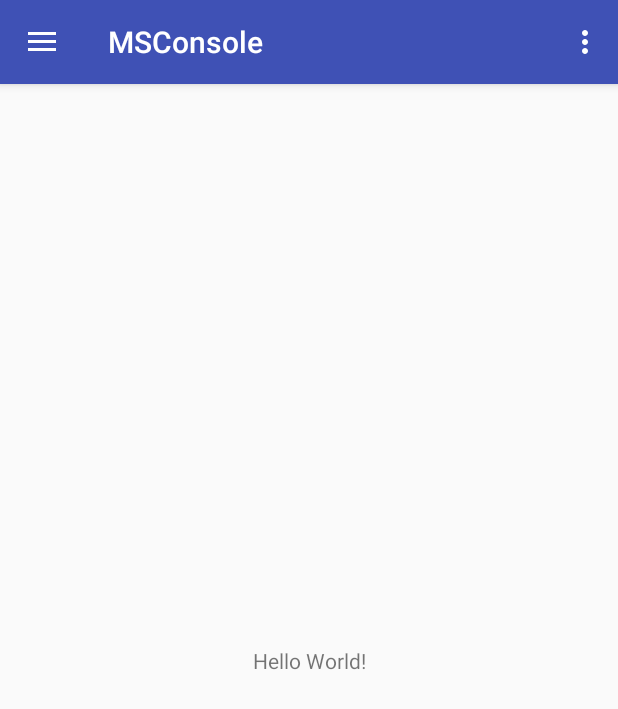
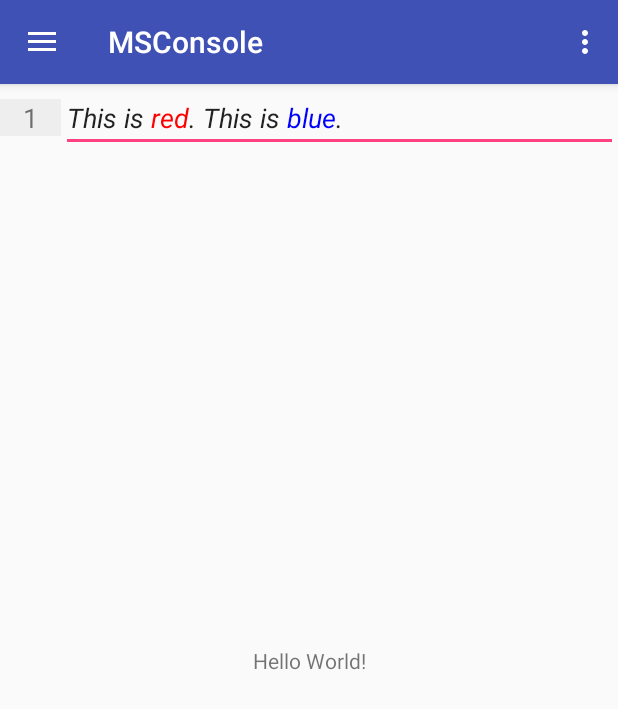
Before and after one commit to MenozziD/MSConsole, an Android app: the screen it shows after launch (MainActivity), on a phone screen of 412 x 824 dp. Shown: the top 709 px of the screen. Run offline under Robolectric (Android 15) with nearby library versions, the phone set to English and light mode, and no system bars.

Commit message:
Commit 08/10/2018
Layout Editor:
EditText Scrollable + highline parole riservate shell + highline commenti su riga singola + riallocazione cursore
toolbar sotto bianca tasti ancora da mettere

```diff
--- /dev/null
+++ b/app/src/main/java/console/ms/com/msconsole/AscoltatoreEditor.java
@@ -0,0 +1,14 @@
+package console.ms.com.msconsole;
+
+import android.view.View;
+import android.widget.EditText;
+
+public class AscoltatoreEditor implements View.OnClickListener {
+
+
+    @Override
+    public void onClick(View v) {
+
+
+    }
+}
--- a/app/src/main/java/console/ms/com/msconsole/MainActivity.java
+++ b/app/src/main/java/console/ms/com/msconsole/MainActivity.java
@@ -1,8 +1,15 @@
 package console.ms.com.msconsole;
 
+import android.graphics.Color;
 import android.os.Bundle;
 import android.support.design.widget.FloatingActionButton;
 import android.support.design.widget.Snackbar;
+import android.text.Editable;
+import android.text.Html;
+import android.text.Spannable;
+import android.text.SpannableString;
+import android.text.TextWatcher;
+import android.text.style.ForegroundColorSpan;
 import android.view.View;
 import android.support.design.widget.NavigationView;
 import android.support.v4.view.GravityCompat;
@@ -12,10 +19,29 @@ import android.support.v7.app.AppCompatActivity;
 import android.support.v7.widget.Toolbar;
 import android.view.Menu;
 import android.view.MenuItem;
+import android.widget.Button;
+import android.widget.EditText;
+import android.widget.GridLayout;
 import android.widget.LinearLayout;
+import android.widget.TextView;
+import android.widget.Toast;
+
+import java.util.Arrays;
+import java.util.List;
+
 
 public class MainActivity extends AppCompatActivity
         implements NavigationView.OnNavigationItemSelectedListener {
+
+
+    /* NOTE */
+    private EditText tNoteIn;
+    private EditText tNoteName;
+
+
+    /* NOTE */
+    public EditText gettNoteIn() {return tNoteIn; }
+    public EditText gettNoteName(){return tNoteName; }
 
     private DrawerLayout drawer;
 
@@ -34,6 +60,107 @@ public class MainActivity extends AppCompatActivity
 
         NavigationView navigationView = findViewById(R.id.nav_view);
         navigationView.setNavigationItemSelectedListener(this);
+
+
+        /* EDITOR */
+
+        final TextView lNoteRow=findViewById(R.id.lNoteRow);
+        tNoteIn=findViewById(R.id.tNoteIn);
+        String text = "<i>This is <font color='red'>red</font>. This is <font color='blue'>blue</font>.</i>";
+        tNoteIn.setText(Html.fromHtml(text), TextView.BufferType.SPANNABLE);
+        tNoteIn.addTextChangedListener(new TextWatcher() {
+
+            private int oldLen=0;
+            /*  Flag modifiche per evitare loop infinito
+             *   vedi: https://developer.android.com/reference/android/text/TextWatcher#afterTextChanged(android.text.Editable)
+             */
+            private boolean modify=false;
+            private int textCurPosition=0;
+            private int textStartLen=0;
+
+
+            @Override
+            public void beforeTextChanged(CharSequence s, int start, int count, int after) {
+                textCurPosition=tNoteIn.getSelectionStart();
+            }
+
+            @Override
+            public void onTextChanged(CharSequence s, int start, int before, int count) {
+                int lines = tNoteIn.getLineCount();
+                String tlines = "";
+                for( int x= 1; x<= lines; x++ ) { tlines=tlines + x + "\n"; }
+                lNoteRow.setText(tlines);
+            }
+
+            @Override
+            public void afterTextChanged(Editable s) {
+                if (tNoteIn.getText().length() != oldLen && modify==false)
+                {
+
+                    modify=true;
+
+
+                    String text=tNoteIn.getText().toString();
+                    List<String> myArrayList = Arrays.asList(getResources().getStringArray(R.array.sh_reserved_words));
+
+                    if (tNoteIn.length()>0) {
+
+                        //Per le parole chiave
+                        for (int x = 0; x <= myArrayList.size() - 1; x++) {
+                            text = text.replace(myArrayList.get(x).toString(), "<strong>" + "<font color='green'>" + myArrayList.get(x).toString() + "</font>" + "</strong>");
+                        }
+                        //Per le stringhe
+                        /*
+                        int chrCount=0;
+
+                        for (int y=0;y<=text.length()-1;y++)
+                        {
+                            if (text.charAt(y)=='\"')
+                            {
+                                chrCount=chrCount+1;
+                                if (chrCount % 2 != 0)
+                                    text=text.subSequence(0,y).toString()+"<font color='red'><u>"+text.subSequence(y,text.length()-1).toString();
+                                else
+                                    text=text.subSequence(0,y).toString()+"</font></u>"+text.subSequence(y,text.length()-1).toString();
+
+                            }
+                        }
+                        */
+                        //if (text.indexOf("\"") > 0 && text.indexOf("\"", text.indexOf("\"")) > 0)
+                            //text.replace(text.subSequence(text.indexOf("\""), text.indexOf("\"", text.indexOf("\""))).toString(), "<u>" + text.subSequence(text.indexOf("\""), text.indexOf("\"", text.indexOf("\""))).toString() + "</u>");
+                        //Per i commenti
+                        text = text.replace("#", "<i><font color='grey'>#");
+                        //Per il ritorno a capo
+                        text = text.replace("\n", "\n</font></i><br>");
+                        oldLen = tNoteIn.getText().length();
+                        tNoteIn.setText(Html.fromHtml(text), TextView.BufferType.SPANNABLE);
+
+                        //Rialloco Cursore
+                        try {
+                            if (textCurPosition < tNoteIn.length()) {
+                                if (tNoteIn.getText().charAt(textCurPosition) == '\n' && tNoteIn.getText().charAt(textCurPosition - 1) != '\n')
+                                    tNoteIn.setSelection(textCurPosition + 1);
+                                else
+                                    tNoteIn.setSelection(textCurPosition);
+                            }
+                            else
+                                tNoteIn.setSelection(textCurPosition);
+                        }catch (Exception exc) {
+                            tNoteIn.setSelection(textCurPosition);
+                            System.out.println(exc);
+                        }
+                    }
+                    else
+                        tNoteIn.setText("");
+
+                    modify=false;
+                }
+
+            }
+        });
+
+
+
     }
 
     @Override
@@ -90,4 +217,6 @@ public class MainActivity extends AppCompatActivity
         drawer.closeDrawer(GravityCompat.START);
         return true;
     }
+
+
 }
--- /dev/null
+++ b/app/src/main/res/layout/activity_editor.xml
@@ -0,0 +1,80 @@
+<?xml version="1.0" encoding="utf-8"?>
+<android.support.constraint.ConstraintLayout xmlns:android="http://schemas.android.com/apk/res/android"
+    xmlns:app="http://schemas.android.com/apk/res-auto"
+    xmlns:tools="http://schemas.android.com/tools"
+    android:layout_width="match_parent"
+    android:layout_height="match_parent"
+    app:layout_behavior="@string/appbar_scrolling_view_behavior"
+    tools:context=".MainActivity"
+    tools:showIn="@layout/app_bar_main">
+
+
+    <LinearLayout
+        android:layout_width="match_parent"
+        android:layout_height="match_parent"
+        android:orientation="vertical"
+        android:weightSum="100">
+
+    <ScrollView
+        android:layout_width="match_parent"
+        android:layout_height="0dip"
+        android:layout_weight="90">
+
+
+        <LinearLayout
+            android:layout_height="wrap_content"
+            android:layout_width="match_parent"
+            android:layout_column="0"
+            android:layout_row="2"
+            android:orientation="horizontal"
+            android:weightSum="100">
+
+            <TextView
+                android:id="@+id/lNoteRow"
+                android:layout_width="0dip"
+                android:layout_weight="10"
+                android:layout_height="wrap_content"
+                android:background="#eeeeee"
+                android:layout_gravity="top"
+                android:gravity="center_horizontal"
+                android:textSize="18dp"
+                android:text="1" />
+
+            <EditText
+                android:id="@+id/tNoteIn"
+                android:layout_width="0dip"
+                android:layout_weight="90"
+                android:layout_height="wrap_content"
+                android:ems="10"
+                android:layout_gravity="left|top"
+                android:inputType="textMultiLine"
+                android:textSize="18dp" />
+
+
+        </LinearLayout>
+
+
+
+
+
+    </ScrollView>
+
+
+
+
+
+    <GridLayout
+        android:layout_width="match_parent"
+        android:layout_height="0dip"
+        android:layout_weight="10"
+        android:rowCount="0"
+        android:columnCount="10">
+
+
+    </GridLayout>
+
+    </LinearLayout>
+
+
+
+</android.support.constraint.ConstraintLayout>
--- a/app/src/main/res/layout/app_bar_main.xml
+++ b/app/src/main/res/layout/app_bar_main.xml
@@ -21,5 +21,6 @@
     </android.support.design.widget.AppBarLayout>
 
     <include layout="@layout/content_main" />
+    <include layout="@layout/activity_editor" />
 
 </android.support.design.widget.CoordinatorLayout>
--- a/app/src/main/res/values/strings.xml
+++ b/app/src/main/res/values/strings.xml
@@ -6,4 +6,25 @@
     <string name="nav_header_subtitle">android.studio@android.com</string>
     <string name="nav_header_desc">Navigation header</string>
     <string name="action_settings">Settings</string>
+
+
+    <string-array name="sh_reserved_words">
+        <item>case</item>
+        <item>do</item>
+        <item>done</item>
+        <item>elif</item>
+        <item>else</item>
+        <item>esac</item>
+        <item>fi</item>
+        <item>for</item>
+        <item>function</item>
+        <item>if</item>
+        <item>in</item>
+        <item>select</item>
+        <item>then</item>
+        <item>time</item>
+        <item>until</item>
+        <item>while</item>
+    </string-array>
+
 </resources>
```
